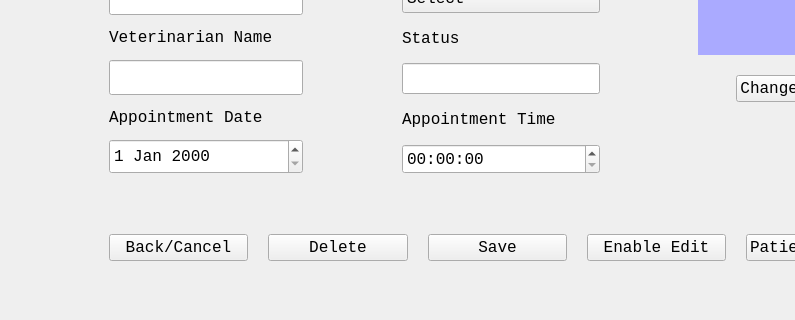
Qt form AppointmentModifyUI.ui (ASNaeem/Simple-VCMS) before a commit; both pictures show x 0 to 795 and y 392 to 712 of the 1007 by 712 pixel window.
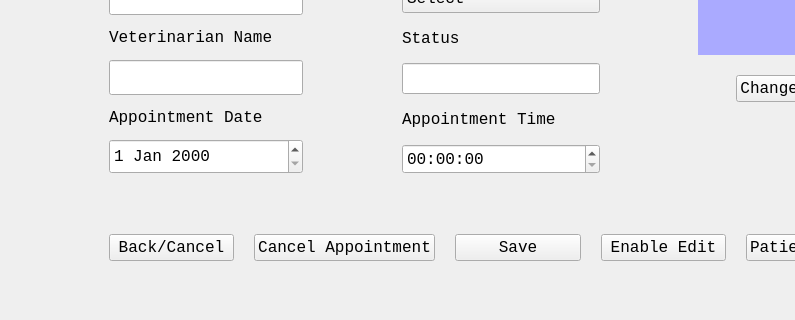
The same form after that commit.

The edit to the form file:
```diff
--- a/AppointmentModifyUI.ui
+++ b/AppointmentModifyUI.ui
@@ -706,7 +706,7 @@
            </font>
           </property>
           <property name="text">
-           <string>Delete</string>
+           <string>Cancel Appointment</string>
           </property>
          </widget>
         </item>
```
